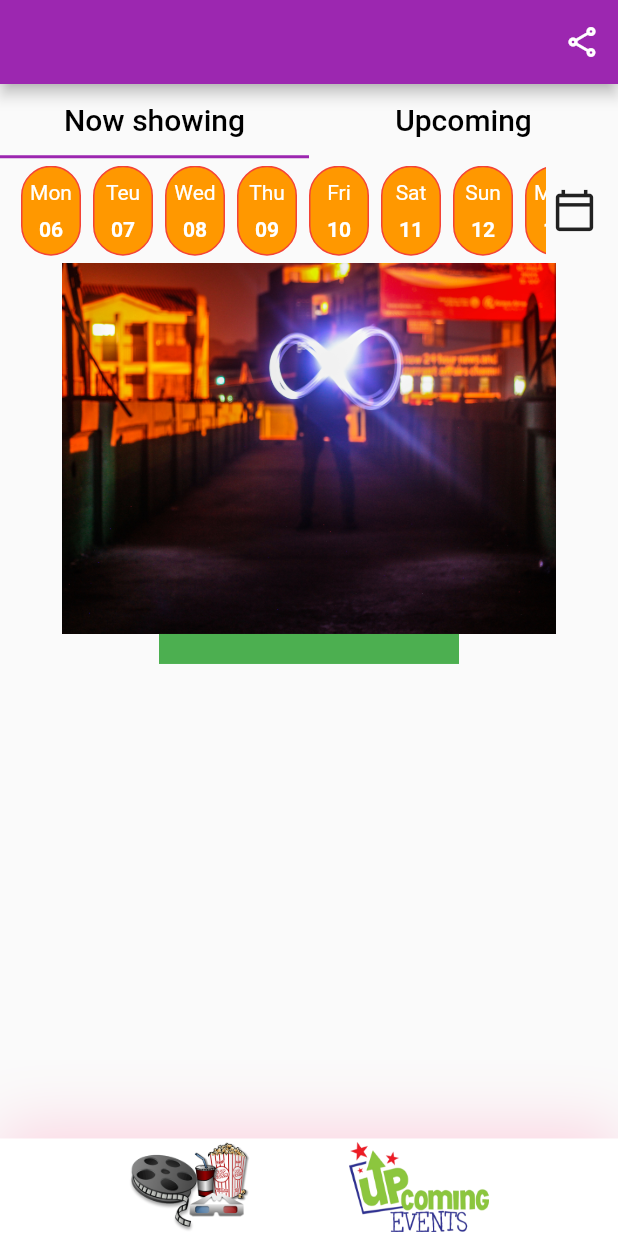
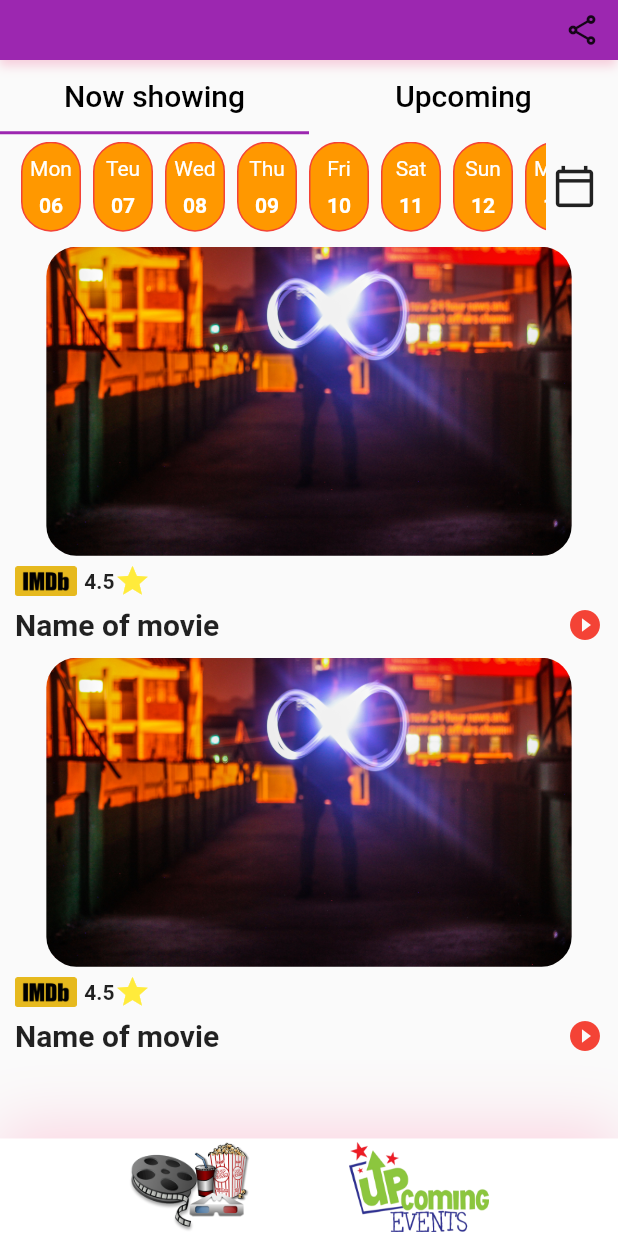
Before and after one commit to DavidMilai/Nairobi-Social-Life, a Flutter app: the screen it shows after launch, on a phone screen of 412 x 824 dp. Run offline on Flutter 3.47's test engine with Material 2 defaults, Android fonts, the phone set to English and light mode, and no system bars; our stand-ins replace hive, hive_flutter; accounts and stored records are empty.

Commit message:
bottom tab navigation

```diff
--- a/lib/config.dart
+++ b/lib/config.dart
@@ -11,3 +11,5 @@ class Config {
 
 const double kMyPadding = 20;
 const Color kDefaultColor = Color(0xff5A005B);
+const Color test = Color(0xffD7BE69);
+const Color tes2t = Color(0xffFFD700);
--- a/lib/screens/home_screen.dart
+++ b/lib/screens/home_screen.dart
@@ -1,4 +1,5 @@
 import 'package:flutter/material.dart';
+import 'package:nairobi_social_life/tabs/EventsTab.dart';
 import 'package:nairobi_social_life/tabs/movies_tab.dart';
 import 'package:nairobi_social_life/widgets/logo_button.dart';
 
@@ -10,12 +11,24 @@ class HomeScreen extends StatefulWidget {
 }
 
 class _HomeScreenState extends State<HomeScreen> {
-  int tab =0;
+  int tab = 0;
   @override
   Widget build(BuildContext context) {
-    return Scaffold(
-      appBar: AppBar(
-        actions: [
+    return SafeArea(
+      child: Scaffold(
+        body: Column(
+          children: [
+            Container(
+              height: 40,
+              decoration: BoxDecoration(color: Colors.purple, boxShadow: [
+                BoxShadow(
+                    offset: Offset(-1, 4),
+                    blurRadius: 5,
+                    color: Colors.pink.withOpacity(0.2)),
+              ]),
+              child: Row(
+                mainAxisAlignment: MainAxisAlignment.end,
+                children: [
                   IconButton(
                       onPressed: () {
                         Navigator.pushNamed(context, RouteConfig.aboutApp);
@@ -23,8 +36,9 @@ class _HomeScreenState extends State<HomeScreen> {
                       icon: Icon(Icons.share_outlined))
                 ],
               ),
-      body: Column(
-        children: [MoviesTab()],
+            ),
+            tab == 0 ? MoviesTab() : EventsTab()
+          ],
         ),
         bottomNavigationBar: Container(
           height: 65,
@@ -45,7 +59,7 @@ class _HomeScreenState extends State<HomeScreen> {
               Container(
                   height: 60,
                   child: LogoButton(
-                    onTap: (){
+                      onTap: () {
                         setState(() {
                           tab = 0;
                         });
@@ -54,7 +68,7 @@ class _HomeScreenState extends State<HomeScreen> {
               Container(
                   height: 60,
                   child: LogoButton(
-                    onTap: (){
+                      onTap: () {
                         setState(() {
                           tab = 1;
                         });
@@ -63,6 +77,7 @@ class _HomeScreenState extends State<HomeScreen> {
             ],
           ),
         ),
+      ),
     );
   }
 }
--- /dev/null
+++ b/lib/tabs/EventsTab.dart
@@ -0,0 +1,15 @@
+import 'package:flutter/material.dart';
+
+class EventsTab extends StatefulWidget {
+  @override
+  _EventsTabState createState() => _EventsTabState();
+}
+
+class _EventsTabState extends State<EventsTab> {
+  @override
+  Widget build(BuildContext context) {
+    return Container(
+      color: Colors.green,
+    );
+  }
+}
--- a/lib/tabs/movies_tab.dart
+++ b/lib/tabs/movies_tab.dart
@@ -34,7 +34,7 @@ class _MoviesTabState extends State<MoviesTab> {
             Expanded(
               child: TabBarView(
                 children: [
-                  Column(
+                  ListView(
                     children: [
                       SizedBox(height: 5),
                       Padding(
@@ -93,22 +93,10 @@ class _MoviesTabState extends State<MoviesTab> {
                           ],
                         ),
                       ),
-                      SizedBox(height: 5),
-                      Column(
-                        children: [
-                          Image.asset(
-                            'images/background.JPG',
-                            width: size.width * 0.8,
-                            height: size.height * 0.3,
-                            fit: BoxFit.cover,
-                          ),
-                          Container(
-                            height: 20,
-                            width: 200,
-                            color: Colors.green,
-                          )
-                        ],
-                      )
+                      SizedBox(height: 10),
+                      MovieCard(size: size),
+                      SizedBox(height: 10),
+                      MovieCard(size: size)
                     ],
                   ),
                   Center(
@@ -125,3 +113,68 @@ class _MoviesTabState extends State<MoviesTab> {
     );
   }
 }
+
+class MovieCard extends StatelessWidget {
+  const MovieCard({
+    Key key,
+    @required this.size,
+  }) : super(key: key);
+
+  final Size size;
+
+  @override
+  Widget build(BuildContext context) {
+    return Container(
+      padding: EdgeInsets.symmetric(horizontal: kMyPadding / 2),
+      child: Column(
+        children: [
+          ClipRRect(
+            borderRadius: BorderRadius.all(Radius.circular(kMyPadding)),
+            child: Image.asset(
+              'images/background.JPG',
+              width: size.width * 0.85,
+              height: size.height * 0.25,
+              fit: BoxFit.cover,
+            ),
+          ),
+          SizedBox(height: 5),
+          Row(
+            children: [
+              Image.asset(
+                'images/imdb.png',
+                width: size.width * 0.1,
+                fit: BoxFit.fitWidth,
+              ),
+              SizedBox(width: 5),
+              Text(
+                '4.5',
+                style: TextStyle(fontWeight: FontWeight.bold),
+              ),
+              Icon(
+                Icons.star,
+                color: Colors.yellow,
+              )
+            ],
+          ),
+          SizedBox(height: 5),
+          Row(
+            children: [
+              Text(
+                'Name of movie',
+                style: TextStyle(
+                  fontWeight: FontWeight.bold,
+                  fontSize: 20,
+                ),
+              ),
+              Spacer(),
+              Icon(
+                Icons.play_circle_fill,
+                color: Colors.red,
+              )
+            ],
+          )
+        ],
+      ),
+    );
+  }
+}
--- a/lib/widgets/day_selector.dart
+++ b/lib/widgets/day_selector.dart
@@ -23,7 +23,7 @@ class DaySelector extends StatelessWidget {
           Text(weekDay, style: TextStyle(color: Colors.white)),
           Text(day,
               style:
-              TextStyle(color: Colors.white, fontWeight: FontWeight.bold))
+                  TextStyle(color: Colors.white, fontWeight: FontWeight.bold))
         ],
       ),
     );
```
Lines whose indentation alone changed are shown as unchanged.
